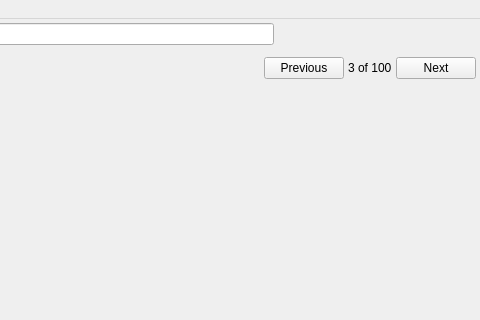
First picture: the form in ui/mainwindow.ui, repository chocolateimage/qrhythmcafe, before the edit; both pictures show x 531 to 1011 and y 0 to 320 of the 1011 by 561 pixel window.
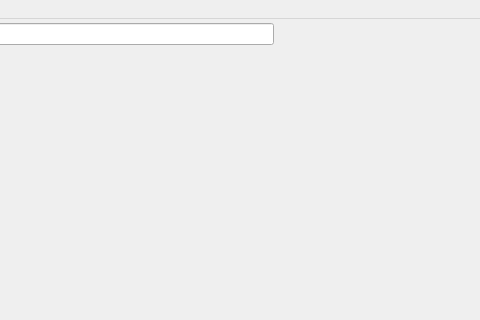
Second picture: the form after the edit.

Commit message: Add infinite scrolling

Diff of the .ui file:
```diff
--- a/ui/mainwindow.ui
+++ b/ui/mainwindow.ui
@@ -165,36 +165,6 @@
                </property>
               </spacer>
              </item>
-             <item>
-              <widget class="QPushButton" name="navPrev">
-               <property name="sizePolicy">
-                <sizepolicy hsizetype="Minimum" vsizetype="Fixed">
-                 <horstretch>0</horstretch>
-                 <verstretch>0</verstretch>
-                </sizepolicy>
-               </property>
-               <property name="text">
-                <string>Previous</string>
-               </property>
-              </widget>
-             </item>
-             <item>
-              <widget class="QLabel" name="navText">
-               <property name="cursor">
-                <cursorShape>PointingHandCursor</cursorShape>
-               </property>
-               <property name="text">
-                <string>3 of 100</string>
-               </property>
-              </widget>
-             </item>
-             <item>
-              <widget class="QPushButton" name="navNext">
-               <property name="text">
-                <string>Next</string>
-               </property>
-              </widget>
-             </item>
             </layout>
            </widget>
           </item>
@@ -215,7 +185,7 @@
                <x>0</x>
                <y>0</y>
                <width>685</width>
-               <height>433</height>
+               <height>441</height>
               </rect>
              </property>
             </widget>
```
The commit also changes 1 other file.
